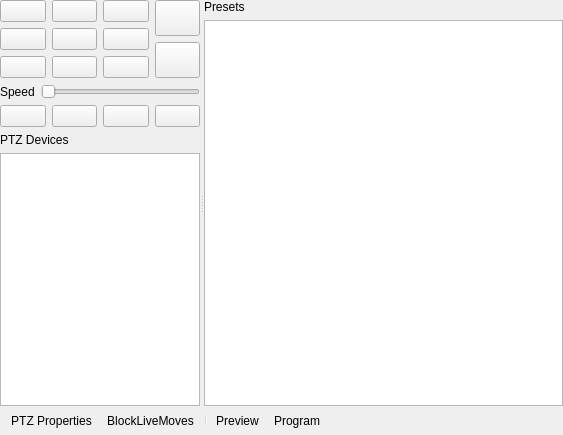
This is src/ptz-controls.ui in glikely/obs-ptz as Qt 5 draws it before an edit. The edited form follows.
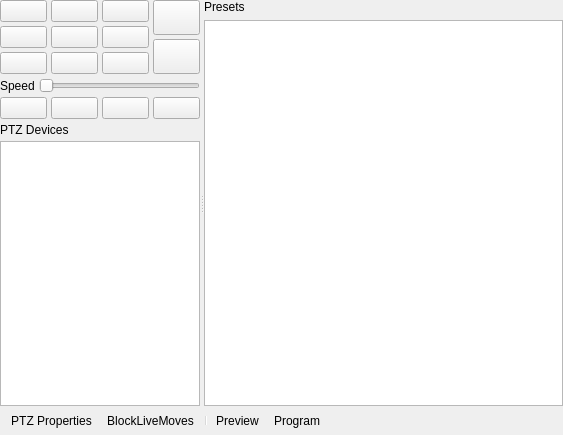
This is the edited form. Icons and pictures are not drawn.

Commit message:
Reduce spacing between widgets
Preserve some space in the layout by trimming the space between widgets
to 4 pixels.

The edit to the form file:
```diff
--- a/src/ptz-controls.ui
+++ b/src/ptz-controls.ui
@@ -55,6 +55,9 @@
         </size>
        </property>
        <layout class="QVBoxLayout" name="verticalLayout_5">
+        <property name="spacing">
+         <number>4</number>
+        </property>
         <property name="leftMargin">
          <number>0</number>
         </property>
@@ -70,6 +73,9 @@
         <item>
          <widget class="QWidget" name="movementControlsWidget" native="true">
           <layout class="QGridLayout" name="gridLayout">
+           <property name="spacing">
+            <number>4</number>
+           </property>
            <property name="leftMargin">
             <number>0</number>
            </property>
@@ -392,6 +398,9 @@
         </item>
         <item>
          <layout class="QHBoxLayout" name="focusControlsHorizontalLayout">
+          <property name="spacing">
+           <number>4</number>
+          </property>
           <item>
            <widget class="QPushButton" name="focusButton_auto">
             <property name="sizePolicy">
```
